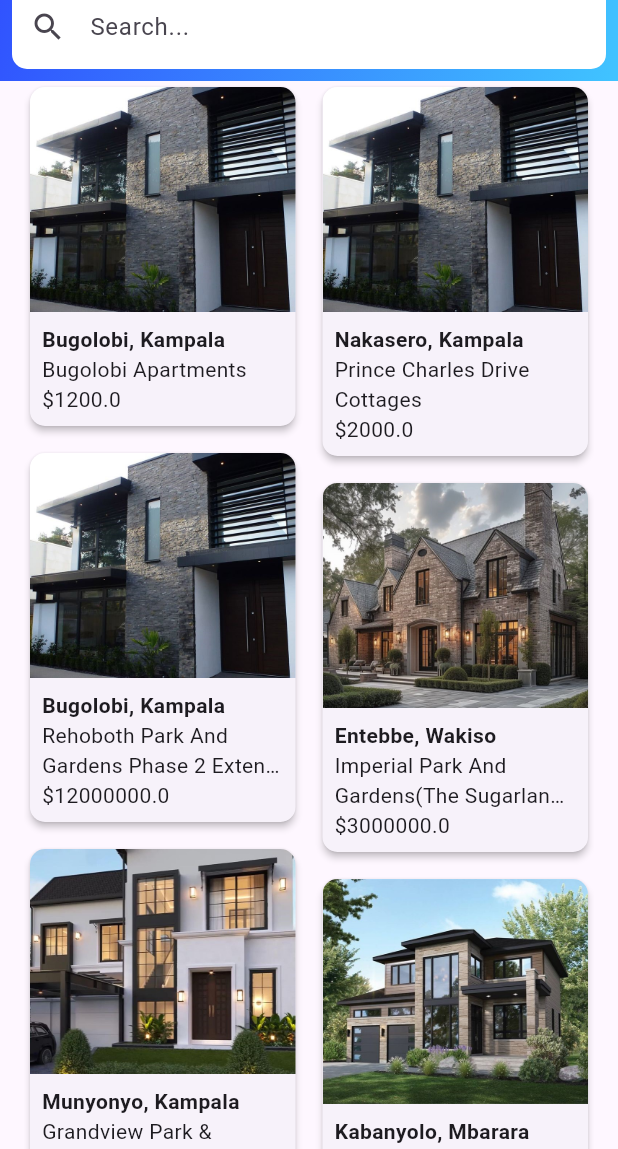
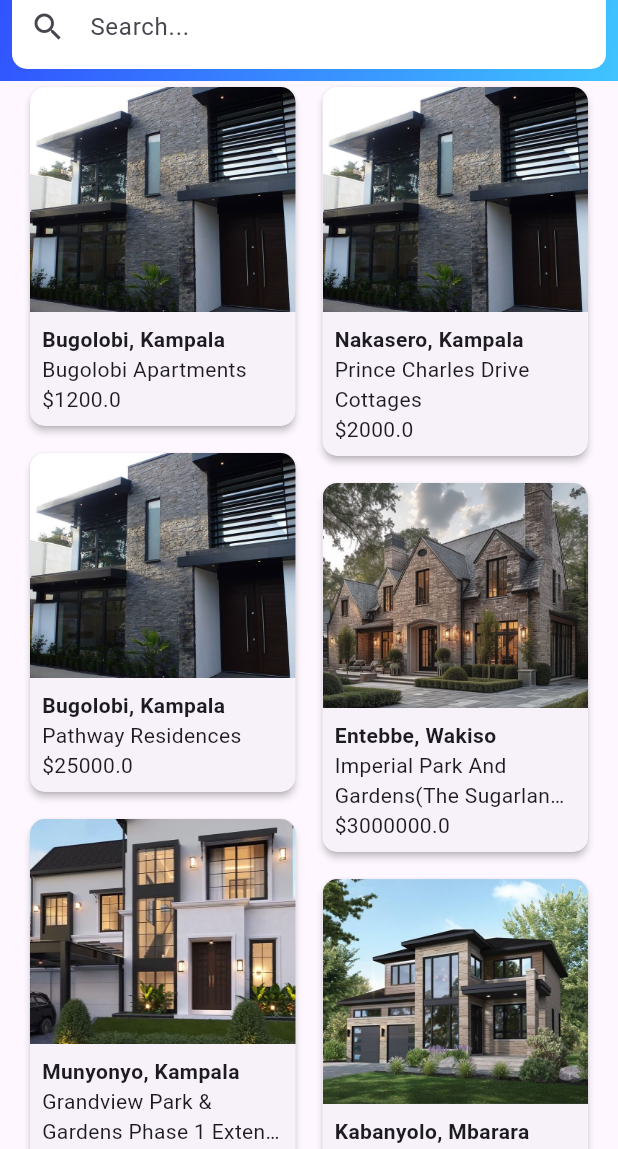
Before and after one commit to Ggayi-Edward/Property_management_application, a Flutter app: the EstateListingView screen opened by its route, on a phone screen of 412 x 824 dp, the part 87-1236 px from its top. Run offline on Flutter 3.47's test engine with Material 3 defaults, Android fonts, the light colour scheme and no system bars; our stand-ins replace carousel_slider, firebase_auth, firebase_core, firebase_storage, flutter_svg, fluttertoast and 3 more; accounts and stored records are empty; project files that could hold a hidden picture were left out.

Commit message:
estate data

```diff
--- a/lib/data/estate_data.dart
+++ b/lib/data/estate_data.dart
@@ -47,8 +47,8 @@ class EstateData {
         'swimmingPool': false,
       },
       location: 'Bugolobi, Kampala',
-      price: 12000000.0,
-      title: 'Rehoboth Park And Gardens Phase 2 Extension 2',
+      price: 25000.0,
+      title: 'Pathway Residences',
       roomImages: [
         'assets/images/houses/rooms/livingroom1.jfif',
         'assets/images/houses/rooms/kitchen1.jfif',
```
